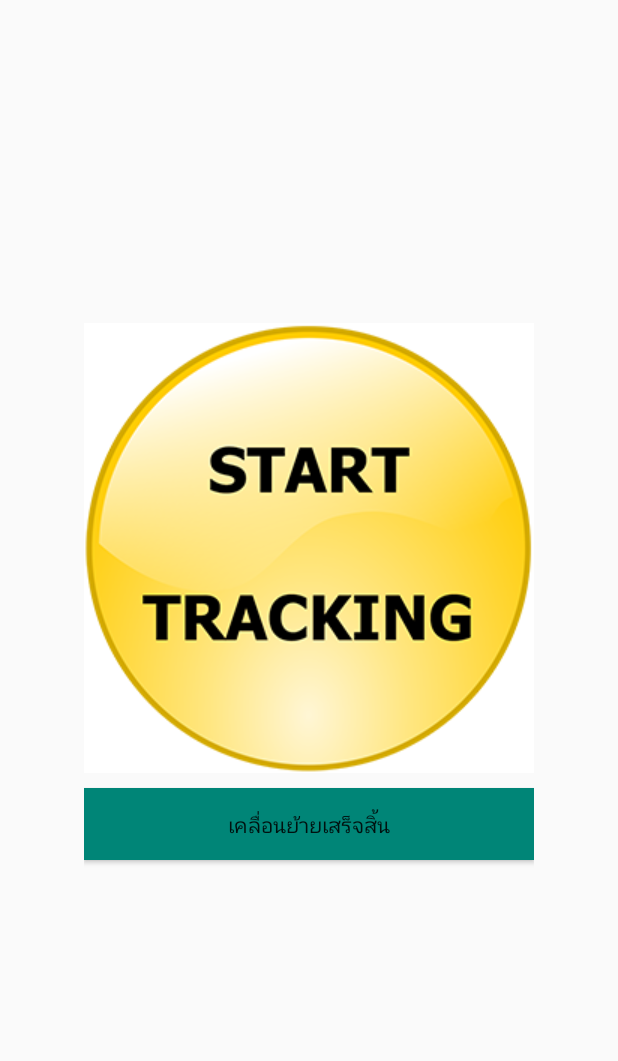
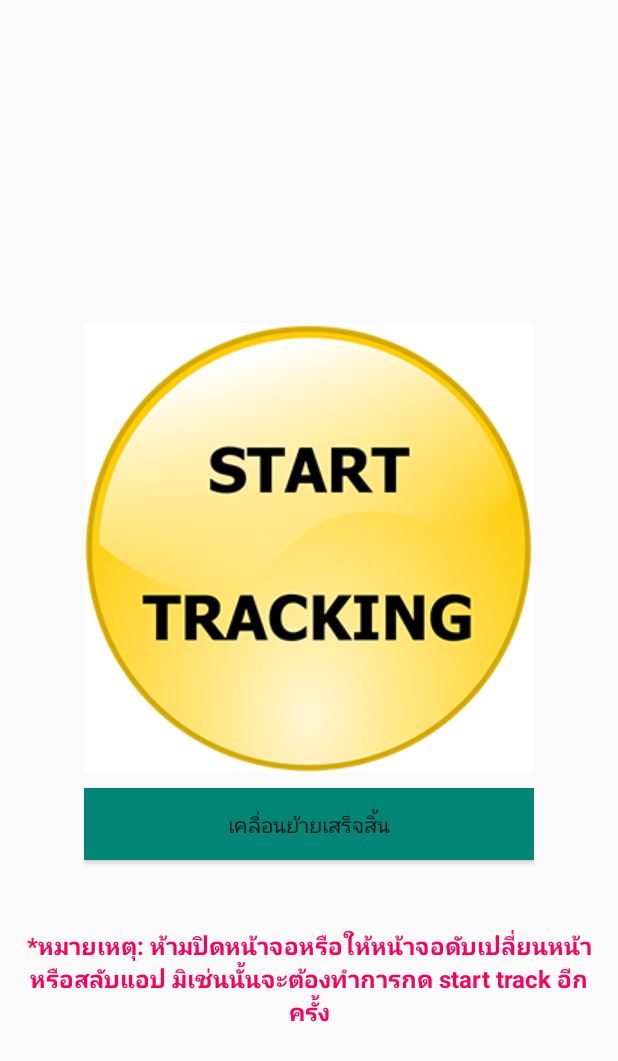
Before and after one commit to FabreCastell/491project, an Android app: the SendGps screen opened directly, with no data from a screen before it, on a phone screen of 412 x 824 dp. Shown: the top 1061 px of the screen. Run offline under Robolectric (Android 15) with nearby library versions, the phone set to English and light mode, and no system bars; our stand-ins replace Firebase (no records; nobody signed in at launch, a user with empty details on screens opened directly).

Commit message:
send gps add comment

```diff
--- a/app/src/main/res/layout/send_gps.xml
+++ b/app/src/main/res/layout/send_gps.xml
@@ -37,6 +37,7 @@
 
 
     <LinearLayout
+        android:id="@+id/linearLayout8"
         android:layout_width="wrap_content"
         android:layout_height="wrap_content"
         android:layout_marginStart="50dp"
@@ -54,17 +55,16 @@
             android:layout_width="wrap_content"
             android:layout_height="wrap_content"
             android:layout_gravity="center"
+            android:background="@null"
             android:src="@drawable/trackbutton"
-                android:background="@null"
             android:text="เริ่มส่งตำแหน่ง GPS" />
 
 
-
         <Button
-                android:layout_marginTop="10dp"
             android:id="@+id/stop"
             android:layout_width="match_parent"
             android:layout_height="wrap_content"
+            android:layout_marginTop="10dp"
             android:background="@color/colorPrimary"
             android:onClick="process"
             android:paddingStart="16dp"
@@ -72,15 +72,16 @@
             android:text="หยุดส่ง gps" />
 
         <Button
-                android:layout_marginTop="10dp"
             android:id="@+id/finish"
             android:layout_width="match_parent"
             android:layout_height="wrap_content"
+            android:layout_marginTop="10dp"
             android:background="@color/colorPrimary"
             android:onClick="process"
             android:paddingStart="16dp"
             android:paddingEnd="16dp"
             android:text="เคลื่อนย้ายเสร็จสิ้น" />
+
         <TextView
             android:id="@+id/txtContinueLocation"
             android:layout_width="match_parent"
@@ -90,7 +91,24 @@
             android:gravity="center"
             android:textColor="#000"
             android:visibility="invisible" />
+
+
     </LinearLayout>
+
+    <TextView
+        android:layout_width="match_parent"
+        android:layout_height="wrap_content"
+        android:layout_marginStart="10dp"
+        android:layout_marginTop="10dp"
+        android:layout_marginEnd="10dp"
+        android:gravity="center"
+        android:text="*หมายเหตุ: ห้ามปิดหน้าจอหรือให้หน้าจอดับเปลี่ยนหน้าหรือสลับแอป มิเช่นนั้นจะต้องทำการกด start track อีกครั้ง"
+        android:textColor="@color/colorAccent"
+        android:textSize="16sp"
+        android:textStyle="bold"
+        app:layout_constraintEnd_toEndOf="parent"
+        app:layout_constraintStart_toStartOf="parent"
+        app:layout_constraintTop_toBottomOf="@+id/linearLayout8" />
 
 
 
```
Lines whose indentation alone changed are shown as unchanged.
